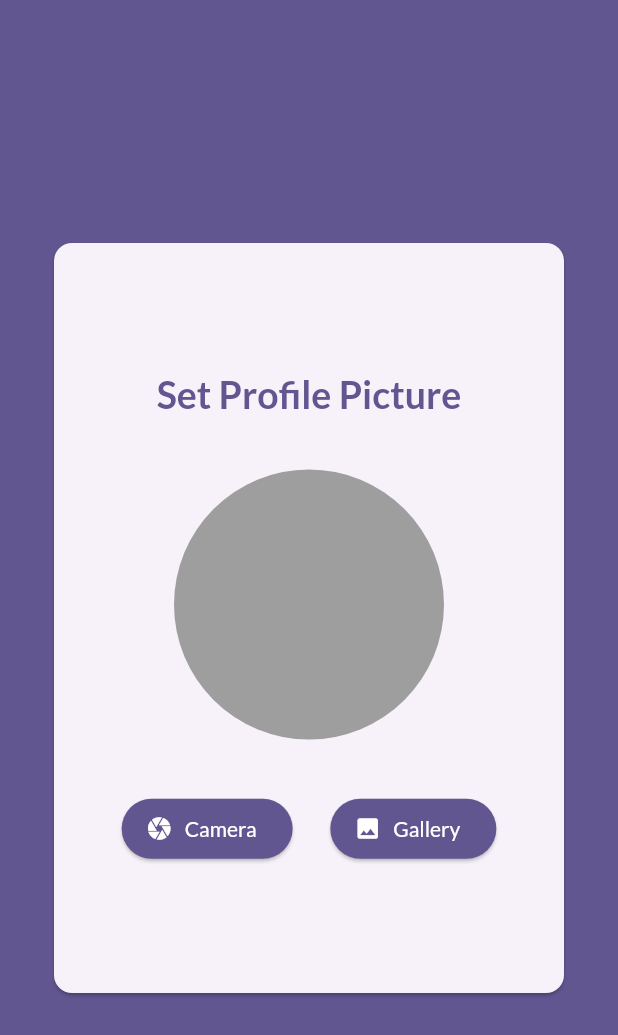
After one commit to Indranilsen2005/Chat_App, a Flutter app: the UserInfoScreen screen opened directly, on a phone screen of 412 x 824 dp. The commit adds this screen. Shown: the top 1035 px of the screen. Run offline on Flutter 3.47's test engine with Material 2 defaults, Android fonts, the phone set to English and light mode, and no system bars; our stand-ins replace firebase_auth, firebase_core, google_fonts, image_picker; accounts and stored records are empty.

Commit message:
Added user_info screen

```diff
--- /dev/null
+++ b/lib/screens/user_info.dart
@@ -0,0 +1,109 @@
+import 'dart:io';
+
+import 'package:flutter/material.dart';
+import 'package:image_picker/image_picker.dart';
+
+class UserInfoScreen extends StatefulWidget {
+  const UserInfoScreen({super.key});
+
+  @override
+  State<UserInfoScreen> createState() => UserInfoScreenState();
+}
+
+class UserInfoScreenState extends State<UserInfoScreen> {
+  File? _userPickedImage;
+
+  void _submitImageFromCamera() async {
+    final cameraPickedImage =
+        await ImagePicker().pickImage(source: ImageSource.camera);
+
+    if (cameraPickedImage == null) {
+      return;
+    }
+
+    setState(() {
+      _userPickedImage = File(cameraPickedImage.path);
+    });
+  }
+
+  void _submitImageFromGallery() async {
+    final galleryPickedImage =
+        await ImagePicker().pickImage(source: ImageSource.gallery);
+
+    if (galleryPickedImage == null) {
+      return;
+    }
+
+    setState(() {
+      _userPickedImage = File(galleryPickedImage.path);
+    });
+  }
+
+  @override
+  Widget build(BuildContext context) {
+    return Scaffold(
+      backgroundColor: Theme.of(context).colorScheme.primary,
+      body: Center(
+        child: SingleChildScrollView(
+          child: Card(
+            child: Container(
+              margin: const EdgeInsets.symmetric(
+                vertical: 50,
+                horizontal: 20,
+              ),
+              height: 400,
+              width: 300,
+              child: Column(
+                mainAxisSize: MainAxisSize.min,
+                mainAxisAlignment: MainAxisAlignment.spaceEvenly,
+                children: [
+                  Text(
+                    'Set Profile Picture',
+                    style: TextStyle(
+                      fontSize: 25,
+                      fontWeight: FontWeight.bold,
+                      color: Theme.of(context).colorScheme.primary,
+                    ),
+                  ),
+                  // const SizedBox(height: 25),
+                  CircleAvatar(
+                    radius: 90,
+                    backgroundColor: Colors.grey,
+                    foregroundImage: _userPickedImage != null
+                        ? FileImage(_userPickedImage!)
+                        : null,
+                  ),
+                  Row(
+                    mainAxisAlignment: MainAxisAlignment.spaceEvenly,
+                    children: [
+                      ElevatedButton.icon(
+                        onPressed: _submitImageFromCamera,
+                        icon: const Icon(Icons.camera),
+                        label: const Text('Camera'),
+                        style: ElevatedButton.styleFrom(
+                          backgroundColor:
+                              Theme.of(context).colorScheme.primary,
+                          foregroundColor: Colors.white,
+                        ),
+                      ),
+                      ElevatedButton.icon(
+                        onPressed: _submitImageFromGallery,
+                        icon: const Icon(Icons.image),
+                        label: const Text('Gallery'),
+                        style: ElevatedButton.styleFrom(
+                          backgroundColor:
+                              Theme.of(context).colorScheme.primary,
+                          foregroundColor: Colors.white,
+                        ),
+                      ),
+                    ],
+                  ),
+                ],
+              ),
+            ),
+          ),
+        ),
+      ),
+    );
+  }
+}
--- a/pubspec.yaml
+++ b/pubspec.yaml
@@ -38,6 +38,8 @@ dependencies:
   google_fonts: ^5.1.0
   firebase_core: ^2.15.0
   firebase_auth: ^4.7.2
+  firebase_storage: ^11.2.5
+  image_picker: ^1.0.2
 
 dev_dependencies:
   flutter_test:
```
Also changed, not shown: lib/screens/auth.dart (+9 -0 lines), lib/widgets/user_image_picker.dart (added, +57 -0 lines), pubspec.lock, 5 other files.
